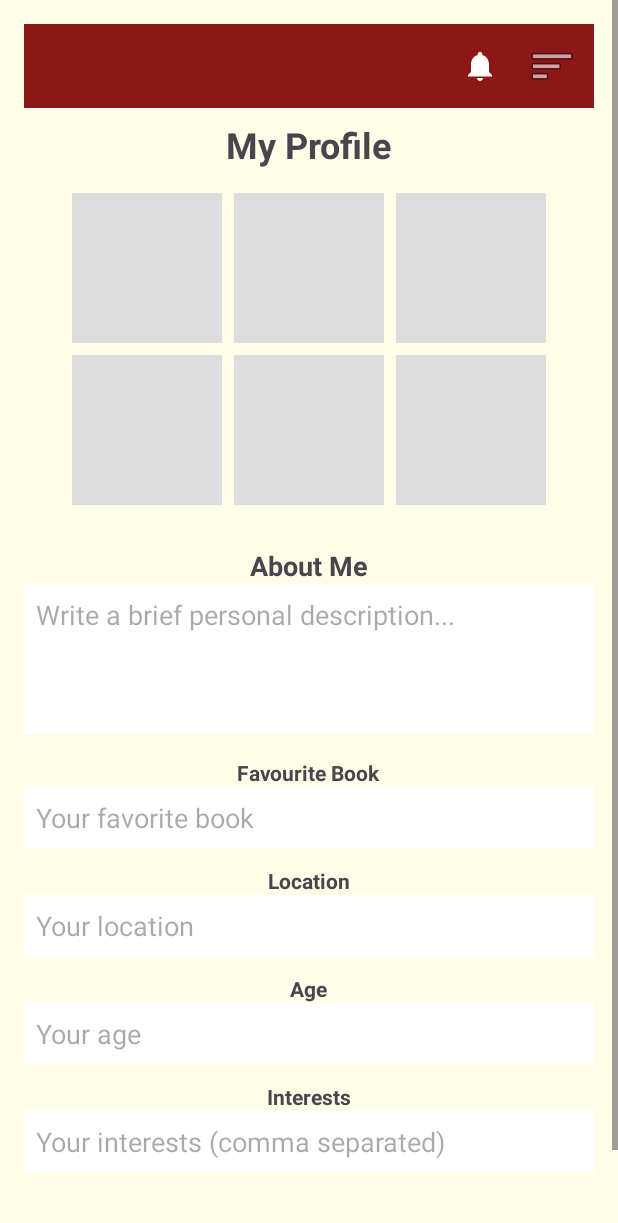
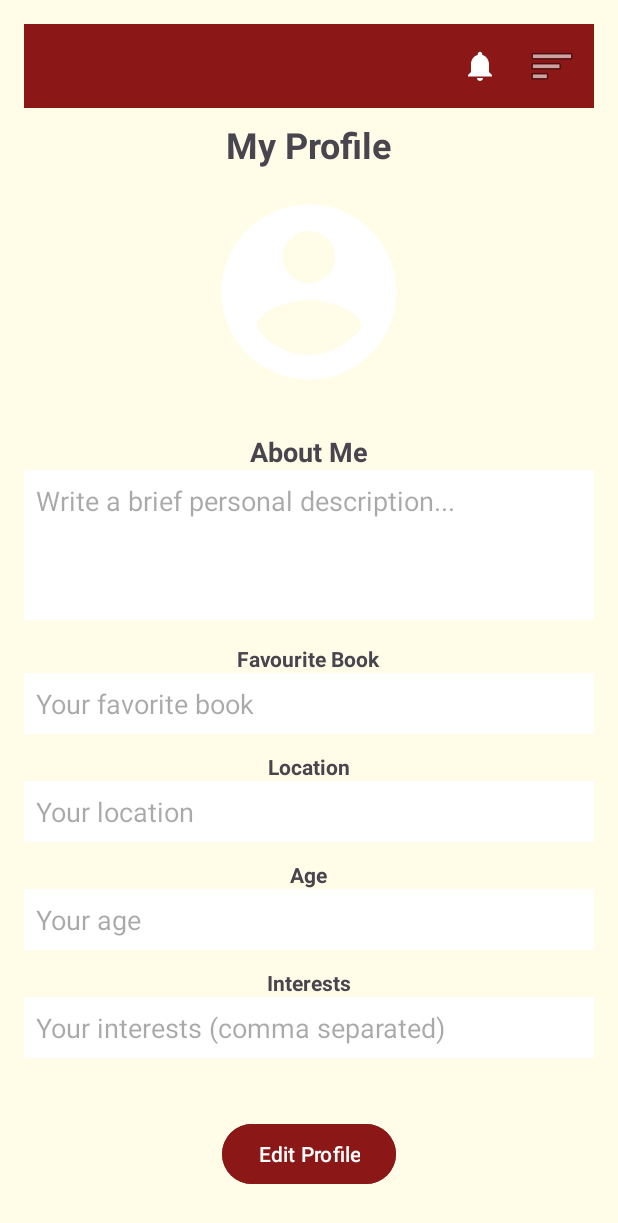
Before and after one commit to ResistanceIsCharacterForming/Mobile-Computing-Application, an Android app: the ProfilePageActivity screen opened directly, with no data from a screen before it, on a phone screen of 412 x 824 dp. Shown: the top 1223 px of the screen. Run offline under Robolectric (Android 15) with nearby library versions, the phone set to English and light mode, and no system bars; our stand-ins replace Firebase (no records; nobody signed in at launch, a user with empty details on screens opened directly); pictures from the network do not load.

Commit message:
ProfileScreen

```diff
--- a/app/build.gradle.kts
+++ b/app/build.gradle.kts
@@ -4,6 +4,7 @@ plugins {
     alias(libs.plugins.android.application)
     alias(libs.plugins.kotlin.android)
     alias(libs.plugins.google.gms.google.services)
+    kotlin("kapt")
 }
 
 android {
@@ -67,6 +68,8 @@ dependencies {
     androidTestImplementation(libs.androidx.junit)
     androidTestImplementation(libs.androidx.espresso.core)
 
+    implementation(libs.glide)
+    kapt(libs.glide.compiler)
     implementation("androidx.credentials:credentials-play-services-auth:<latest_version>")
     implementation("androidx.credentials:credentials:<latest_version>")
     implementation("com.google.android.libraries.identity.googleid:googleid:<latest_version>")
@@ -74,4 +77,6 @@ dependencies {
     implementation("com.google.firebase:firebase-firestore:<latest-version>")
     implementation("com.google.android.gms:play-services-auth:21.0.0")
     implementation("com.google.android.material:material")
+
+
 }
--- a/app/src/main/AndroidManifest.xml
+++ b/app/src/main/AndroidManifest.xml
@@ -1,7 +1,7 @@
 <?xml version="1.0" encoding="utf-8"?>
 <manifest xmlns:android="http://schemas.android.com/apk/res/android"
     xmlns:tools="http://schemas.android.com/tools">
-
+    <uses-permission android:name="android.permission.INTERNET"/>
     <application
         android:allowBackup="true"
         android:dataExtractionRules="@xml/data_extraction_rules"
@@ -56,6 +56,7 @@
         <activity
             android:name=".views.QuickSearchResultActivity"
             android:exported="false" />
+
     </application>
 
 </manifest>
--- a/app/src/main/java/com/example/shelfship/views/ProfilePageActivity.kt
+++ b/app/src/main/java/com/example/shelfship/views/ProfilePageActivity.kt
@@ -1,42 +1,46 @@
 package com.example.shelfship.views
 
-import android.app.Activity
 import android.content.Intent
-import android.content.SharedPreferences
-import android.net.Uri
 import android.os.Bundle
 import android.widget.*
 import androidx.appcompat.app.AppCompatActivity
+import com.bumptech.glide.Glide
 import com.example.shelfship.R
+import com.google.android.gms.auth.api.signin.GoogleSignIn
+import com.google.firebase.auth.FirebaseAuth
+import com.google.firebase.firestore.FirebaseFirestore
 
 class ProfilePageActivity : AppCompatActivity() {
 
-    private val PICK_IMAGE_REQUEST = 1
-    private lateinit var imageSlots: Array<ImageView?>
-    private var currentSlotIndex = 0
-
-    private lateinit var sharedPrefs: SharedPreferences
-
+    private lateinit var profileImageView: ImageView
     private lateinit var aboutMeInput: EditText
     private lateinit var locationInput: EditText
     private lateinit var ageInput: EditText
     private lateinit var interestsInput: EditText
     private lateinit var btnEditProfile: Button
-
     private lateinit var btnHamburger: ImageButton
 
     private var isEditing = false
 
+    private val firestore = FirebaseFirestore.getInstance()
+    private val auth = FirebaseAuth.getInstance()
+    private val currentUserId: String?
+        get() = auth.currentUser?.uid
+
     override fun onCreate(savedInstanceState: Bundle?) {
         super.onCreate(savedInstanceState)
-        setContentView(R.layout.activity_profile) // layout XML adını buna göre ayarla
+        setContentView(R.layout.activity_profile)
 
-        sharedPrefs = getSharedPreferences("userProfile", MODE_PRIVATE)
+        profileImageView = findViewById(R.id.imageSlot1)
+        aboutMeInput = findViewById(R.id.aboutMeInput)
+        locationInput = findViewById(R.id.locationInput)
+        ageInput = findViewById(R.id.ageInput)
+        interestsInput = findViewById(R.id.interestsInput)
+        btnEditProfile = findViewById(R.id.btnEditProfile)
+        btnHamburger = findViewById(R.id.btnHamburger)
 
-        // Initialize views
-        btnHamburger = findViewById(R.id.btnHamburger)
         btnHamburger.setOnClickListener { view ->
-            val popup = android.widget.PopupMenu(this, view)
+            val popup = PopupMenu(this, view)
             popup.menuInflater.inflate(R.menu.menu_popup, popup.menu)
             popup.menu.findItem(R.id.menu_profile)?.isVisible = false
             popup.setOnMenuItemClickListener { item ->
@@ -49,40 +53,12 @@ class ProfilePageActivity : AppCompatActivity() {
                         startActivity(Intent(this, FriendScreen::class.java))
                         true
                     }
-                    R.id.menu_profile -> {
-                        // Already on profile, no action
-                        true
-                    }
+                    R.id.menu_profile -> true
                     else -> false
                 }
             }
             popup.show()
         }
-
-        imageSlots = arrayOfNulls(6)
-        imageSlots[0] = findViewById(R.id.imageSlot1)
-        imageSlots[1] = findViewById(R.id.imageSlot2)
-        imageSlots[2] = findViewById(R.id.imageSlot3)
-        imageSlots[3] = findViewById(R.id.imageSlot4)
-        imageSlots[4] = findViewById(R.id.imageSlot5)
-        imageSlots[5] = findViewById(R.id.imageSlot6)
-
-        for (i in imageSlots.indices) {
-            imageSlots[i]?.setOnClickListener {
-                if (isEditing) {
-                    currentSlotIndex = i
-                    openGallery()
-                } else {
-                    Toast.makeText(this, "Enable edit mode to change images", Toast.LENGTH_SHORT).show()
-                }
-            }
-        }
-
-        aboutMeInput = findViewById(R.id.aboutMeInput)
-        locationInput = findViewById(R.id.locationInput)
-        ageInput = findViewById(R.id.ageInput)
-        interestsInput = findViewById(R.id.interestsInput)
-        btnEditProfile = findViewById(R.id.btnEditProfile)
 
         setEditMode(false)
 
@@ -96,7 +72,57 @@ class ProfilePageActivity : AppCompatActivity() {
             }
         }
 
-        loadProfile()
+        loadUserProfileFromFirestore()
+    }
+
+    private fun loadUserProfileFromFirestore() {
+        val uid = currentUserId
+        if (uid == null) {
+            // Kullanıcı oturum açmamışsa placeholder göster
+            profileImageView.setImageResource(R.drawable.ic_profile_placeholder)
+            return
+        }
+
+        firestore.collection("users")
+            .document(uid)
+            .get()
+            .addOnSuccessListener { document ->
+                if (document != null && document.exists()) {
+                    val profilePictureUrl = document.getString("profilePictureUrl")
+                    val aboutMe = document.getString("aboutMe") ?: ""
+                    val location = document.getString("location") ?: ""
+                    val age = document.getLong("age")?.toString() ?: ""
+                    val interests = document.getString("interests") ?: ""
+
+                    // Profil fotoğrafını göster
+                    if (!profilePictureUrl.isNullOrEmpty()) {
+                        Glide.with(this)
+                            .load(profilePictureUrl)
+                            .circleCrop()
+                            .placeholder(R.drawable.ic_profile_placeholder)
+                            .error(R.drawable.ic_profile_placeholder)
+                            .into(profileImageView)
+                    } else {
+                        profileImageView.setImageResource(R.drawable.ic_profile_placeholder)
+                    }
+
+                    // Diğer alanları da doldur
+                    aboutMeInput.setText(aboutMe)
+                    locationInput.setText(location)
+                    ageInput.setText(age)
+                    interestsInput.setText(interests)
+                } else {
+                    // Doküman yoksa placeholder ve boş inputlar
+                    profileImageView.setImageResource(R.drawable.ic_profile_placeholder)
+                    aboutMeInput.setText("")
+                    locationInput.setText("")
+                    ageInput.setText("")
+                    interestsInput.setText("")
+                }
+            }
+            .addOnFailureListener {
+                profileImageView.setImageResource(R.drawable.ic_profile_placeholder)
+            }
     }
 
     private fun setEditMode(enabled: Boolean) {
@@ -106,54 +132,32 @@ class ProfilePageActivity : AppCompatActivity() {
         ageInput.isEnabled = enabled
         interestsInput.isEnabled = enabled
         btnEditProfile.text = if (enabled) "Save Profile" else "Edit Profile"
-
-        if (enabled) {
-            Toast.makeText(this, "Tap images to change them", Toast.LENGTH_SHORT).show()
-        }
     }
 
     private fun saveProfile() {
-        val editor = sharedPrefs.edit()
-        editor.putString("aboutMe", aboutMeInput.text.toString())
-        editor.putString("location", locationInput.text.toString())
-        editor.putString("age", ageInput.text.toString())
-        editor.putString("interests", interestsInput.text.toString())
+        val uid = currentUserId ?: return
 
-        for (i in imageSlots.indices) {
-            val uriString = imageSlots[i]?.tag as? String ?: ""
-            editor.putString("image$i", uriString)
-        }
-        editor.apply()
-    }
+        val aboutMe = aboutMeInput.text.toString()
+        val location = locationInput.text.toString()
+        val ageText = ageInput.text.toString()
+        val age = ageText.toLongOrNull() ?: 0L
+        val interests = interestsInput.text.toString()
 
-    private fun loadProfile() {
-        aboutMeInput.setText(sharedPrefs.getString("aboutMe", ""))
-        locationInput.setText(sharedPrefs.getString("location", ""))
-        ageInput.setText(sharedPrefs.getString("age", ""))
-        interestsInput.setText(sharedPrefs.getString("interests", ""))
+        val userUpdates = hashMapOf<String, Any>(
+            "aboutMe" to aboutMe,
+            "location" to location,
+            "age" to age,
+            "interests" to interests
+        )
 
-        for (i in imageSlots.indices) {
-            val uriString = sharedPrefs.getString("image$i", null)
-            if (!uriString.isNullOrEmpty()) {
-                val uri = Uri.parse(uriString)
-                imageSlots[i]?.setImageURI(uri)
-                imageSlots[i]?.tag = uriString
+        firestore.collection("users")
+            .document(uid)
+            .update(userUpdates)
+            .addOnSuccessListener {
+                Toast.makeText(this, "Profile updated successfully", Toast.LENGTH_SHORT).show()
             }
-        }
-    }
-
-    private fun openGallery() {
-        val intent = Intent(Intent.ACTION_GET_CONTENT)
-        intent.type = "image/*"
-        startActivityForResult(Intent.createChooser(intent, "Select Picture"), PICK_IMAGE_REQUEST)
-    }
-
-    override fun onActivityResult(requestCode: Int, resultCode: Int, data: Intent?) {
-        super.onActivityResult(requestCode, resultCode, data)
-        if (requestCode == PICK_IMAGE_REQUEST && resultCode == Activity.RESULT_OK && data?.data != null) {
-            val imageUri = data.data!!
-            imageSlots[currentSlotIndex]?.setImageURI(imageUri)
-            imageSlots[currentSlotIndex]?.tag = imageUri.toString()
-        }
+            .addOnFailureListener { e ->
+                Toast.makeText(this, "Failed to update profile: ${e.message}", Toast.LENGTH_SHORT).show()
+            }
     }
 }
--- /dev/null
+++ b/app/src/main/res/drawable/ic_profile_placeholder.xml
@@ -0,0 +1,5 @@
+<vector xmlns:android="http://schemas.android.com/apk/res/android" android:height="24dp" android:tint="#FFFFFF" android:viewportHeight="24" android:viewportWidth="24" android:width="24dp">
+
+    <path android:fillColor="@android:color/white" android:pathData="M12,2C6.48,2 2,6.48 2,12s4.48,10 10,10 10,-4.48 10,-10S17.52,2 12,2zM12,5c1.66,0 3,1.34 3,3s-1.34,3 -3,3 -3,-1.34 -3,-3 1.34,-3 3,-3zM12,19.2c-2.5,0 -4.71,-1.28 -6,-3.22 0.03,-1.99 4,-3.08 6,-3.08 1.99,0 5.97,1.09 6,3.08 -1.29,1.94 -3.5,3.22 -6,3.22z"/>
+
+</vector>
--- a/app/src/main/res/layout/activity_profile.xml
+++ b/app/src/main/res/layout/activity_profile.xml
@@ -38,8 +38,6 @@
                 android:contentDescription="Menu" />
         </RelativeLayout>
 
-
-
         <TextView
             android:text="My Profile"
             android:textSize="24sp"
@@ -49,23 +47,15 @@
             android:layout_marginBottom="12dp"
             android:layout_marginTop="8dp" />
 
-        <!-- Profile Image Slots -->
-        <GridLayout
-            android:layout_width="wrap_content"
-            android:layout_height="wrap_content"
-            android:columnCount="3"
-            android:rowCount="2"
-            android:alignmentMode="alignMargins"
-            android:columnOrderPreserved="false"
-            android:layout_marginBottom="16dp">
-
-            <ImageView android:id="@+id/imageSlot1" style="@style/ImageSlot"/>
-            <ImageView android:id="@+id/imageSlot2" style="@style/ImageSlot"/>
-            <ImageView android:id="@+id/imageSlot3" style="@style/ImageSlot"/>
-            <ImageView android:id="@+id/imageSlot4" style="@style/ImageSlot"/>
-            <ImageView android:id="@+id/imageSlot5" style="@style/ImageSlot"/>
-            <ImageView android:id="@+id/imageSlot6" style="@style/ImageSlot"/>
-        </GridLayout>
+        <!-- Tek Profil Resmi -->
+        <ImageView
+            android:id="@+id/imageSlot1"
+            android:layout_width="140dp"
+            android:layout_height="140dp"
+            android:layout_marginBottom="16dp"
+            android:scaleType="centerCrop"
+            android:contentDescription="Profile Picture"
+             />
 
         <!-- About Me -->
         <TextView
@@ -85,7 +75,7 @@
             android:padding="8dp"
             android:gravity="top"
             android:layout_marginBottom="16dp"
-            android:enabled="false"/>
+            android:enabled="false" />
 
         <!-- Editable profile fields -->
 
@@ -103,7 +93,7 @@
             android:background="#FFF"
             android:padding="8dp"
             android:enabled="false"
-            android:layout_marginBottom="12dp"/>
+            android:layout_marginBottom="12dp" />
 
         <TextView
             android:text="Location"
@@ -119,7 +109,7 @@
             android:background="#FFF"
             android:padding="8dp"
             android:enabled="false"
-            android:layout_marginBottom="12dp"/>
+            android:layout_marginBottom="12dp" />
 
         <TextView
             android:text="Age"
@@ -136,7 +126,7 @@
             android:background="#FFF"
             android:padding="8dp"
             android:enabled="false"
-            android:layout_marginBottom="12dp"/>
+            android:layout_marginBottom="12dp" />
 
         <TextView
             android:text="Interests"
@@ -152,7 +142,7 @@
             android:background="#FFF"
             android:padding="8dp"
             android:enabled="false"
-            android:layout_marginBottom="16dp"/>
+            android:layout_marginBottom="16dp" />
 
         <!-- Edit / Save Button -->
         <Button
--- a/build.gradle.kts
+++ b/build.gradle.kts
@@ -3,4 +3,6 @@ plugins {
     alias(libs.plugins.android.application) apply false
     alias(libs.plugins.kotlin.android) apply false
     alias(libs.plugins.google.gms.google.services) apply false
+
+
 }
--- a/gradle/libs.versions.toml
+++ b/gradle/libs.versions.toml
@@ -16,6 +16,7 @@ credentials = "1.5.0"
 credentialsPlayServicesAuth = "1.5.0"
 googleid = "1.1.1"
 firebaseFirestore = "25.1.4"
+glide = "4.15.1"
 
 [libraries]
 androidx-core-ktx = { group = "androidx.core", name = "core-ktx", version.ref = "coreKtx" }
@@ -33,6 +34,8 @@ androidx-credentials = { group = "androidx.credentials", name = "credentials", v
 androidx-credentials-play-services-auth = { group = "androidx.credentials", name = "credentials-play-services-auth", version.ref = "credentialsPlayServicesAuth" }
 googleid = { group = "com.google.android.libraries.identity.googleid", name = "googleid", version.ref = "googleid" }
 firebase-firestore = { group = "com.google.firebase", name = "firebase-firestore", version.ref = "firebaseFirestore" }
+glide = { group = "com.github.bumptech.glide", name = "glide", version.ref = "glide" }
+glide-compiler = { group = "com.github.bumptech.glide", name = "compiler", version.ref = "glide" }
 
 [plugins]
 android-application = { id = "com.android.application", version.ref = "agp" }
```
Also changed, not shown: 1 other file.
